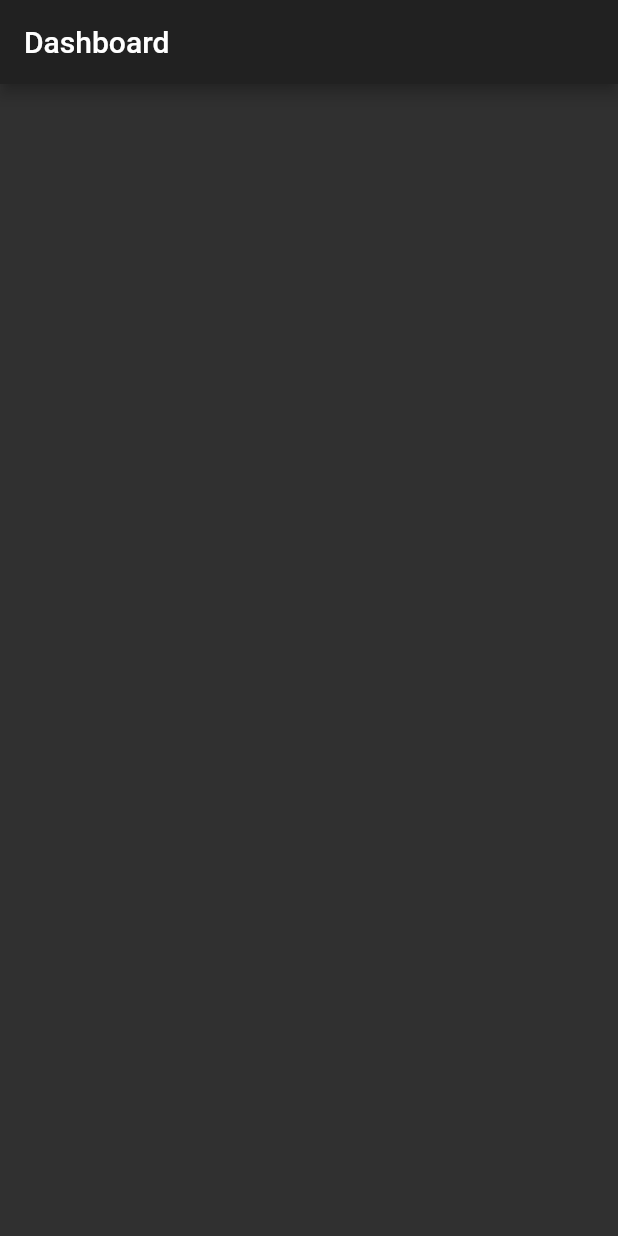
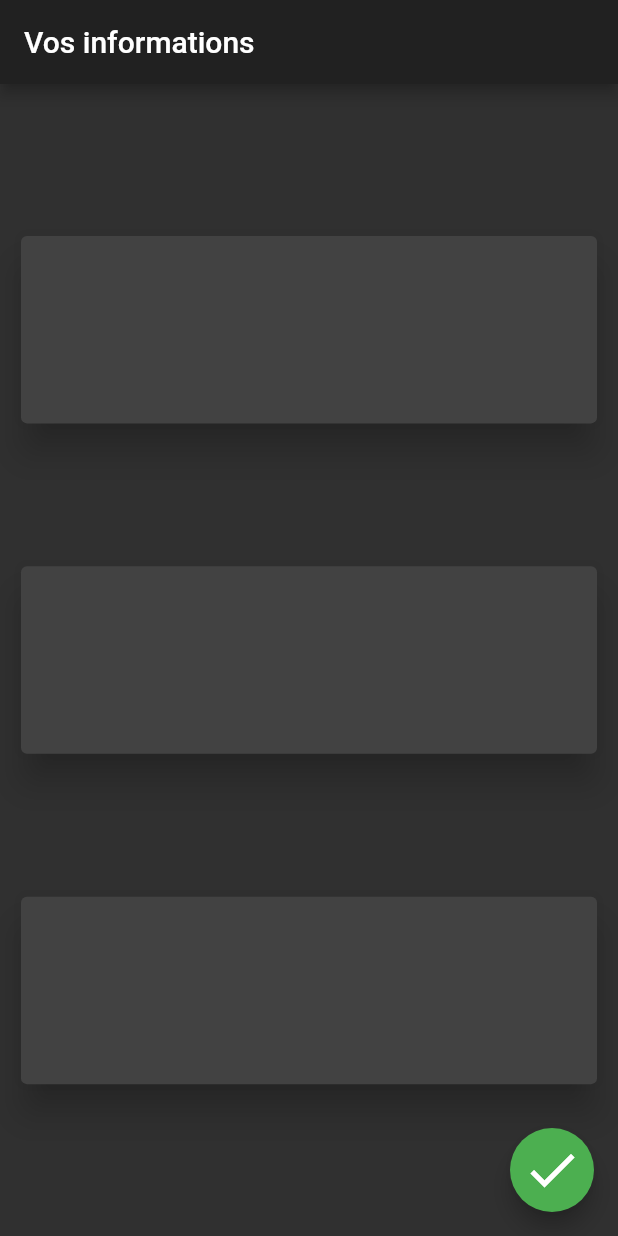
Before and after one commit to cdudit/suis-je-sam, a Flutter app: the screen it shows after launch, on a phone screen of 412 x 824 dp. Run offline on Flutter 3.47's test engine with Material 2 defaults, Android fonts, the phone set to English and light mode, and no system bars.

Commit message:
ajout du fab et disposition des cards

```diff
--- a/lib/main.dart
+++ b/lib/main.dart
@@ -10,15 +10,11 @@ class MyApp extends StatelessWidget {
     return MaterialApp(
       debugShowCheckedModeBanner: false,
       title: 'Flutter Demo',
-      theme: ThemeData(
-        primarySwatch: Colors.blue,
-        brightness: Brightness.light
-      ),
-      darkTheme: ThemeData(
-        brightness: Brightness.dark
-      ),
+      theme:
+          ThemeData(primarySwatch: Colors.blue, brightness: Brightness.light),
+      darkTheme: ThemeData(brightness: Brightness.dark),
       themeMode: ThemeMode.dark,
-      home: MyHomePage(title: 'Dashboard'),
+      home: MyHomePage(title: 'Vos informations'),
     );
   }
 }
@@ -33,6 +29,8 @@ class MyHomePage extends StatefulWidget {
 }
 
 class _MyHomePageState extends State<MyHomePage> {
+  double cardElevation = 10.0;
+
   @override
   Widget build(BuildContext context) {
     return Scaffold(
@@ -40,7 +38,41 @@ class _MyHomePageState extends State<MyHomePage> {
         title: Text(widget.title),
       ),
       body: Center(
-
+        child: Container(
+          padding: EdgeInsets.all(10.0),
+          child: Column(
+            mainAxisAlignment: MainAxisAlignment.spaceEvenly,
+            children: [
+              Card(
+                elevation: cardElevation,
+                child: Container(
+                  height: 125,
+                ),
+              ),
+              Card(
+                elevation: cardElevation,
+                child: Container(
+                  height: 125,
+                ),
+              ),
+              Card(
+                elevation: cardElevation,
+                child: Container(
+                  height: 125,
+                ),
+              ),
+            ],
+          ),
+        ),
+      ),
+      floatingActionButton: FloatingActionButton(
+        backgroundColor: Colors.green,
+        onPressed: null,
+        child: Icon(
+          Icons.check,
+          color: Colors.white,
+          size: 40.0,
+        ),
       ),
     );
   }
```
